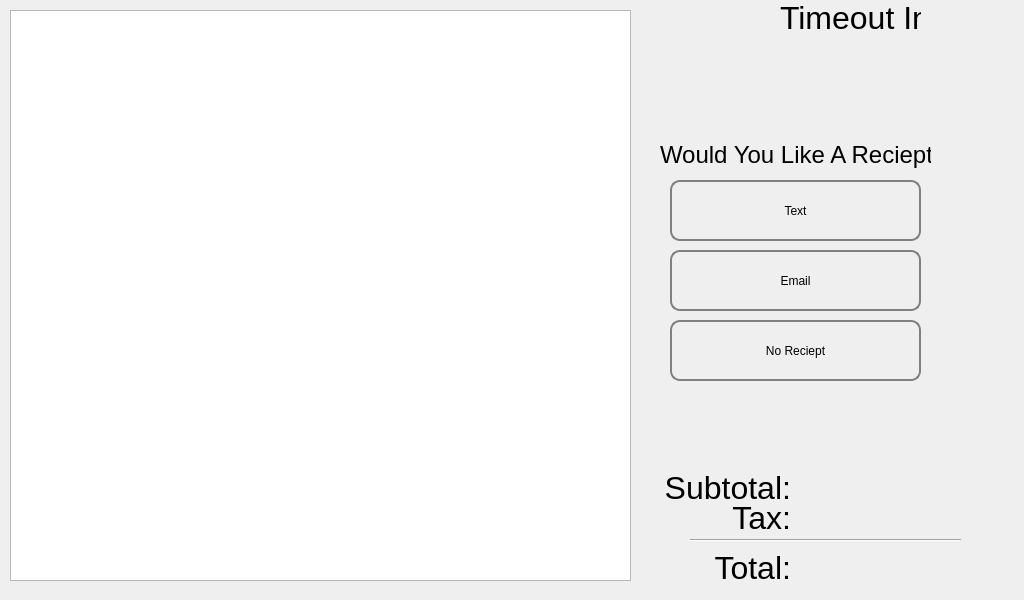
Qt form ui/reciept_screen.ui (ComputerScienceHouse/bits-n-bytes-ui) before a commit.
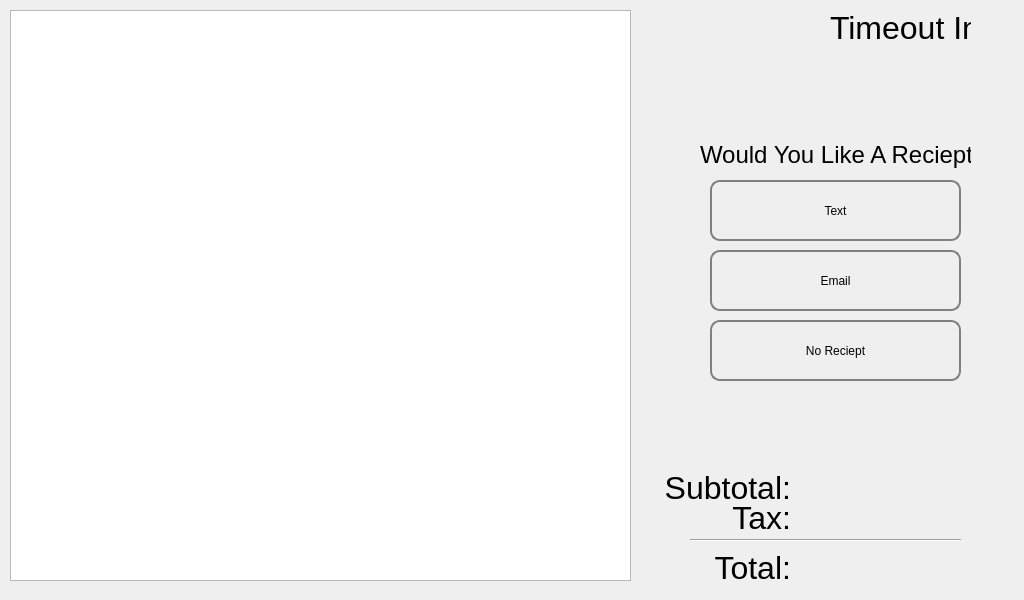
The same form after that commit.

Commit message: centered the reciept left side first page

What changed in the file:
```diff
--- a/ui/reciept_screen.ui
+++ b/ui/reciept_screen.ui
@@ -56,7 +56,7 @@
      <widget class="QPushButton" name="pushButton_2">
       <property name="geometry">
        <rect>
-        <x>30</x>
+        <x>70</x>
         <y>250</y>
         <width>251</width>
         <height>61</height>
@@ -72,7 +72,7 @@
      <widget class="QPushButton" name="pushButton">
       <property name="geometry">
        <rect>
-        <x>30</x>
+        <x>70</x>
         <y>180</y>
         <width>251</width>
         <height>61</height>
@@ -89,8 +89,8 @@
      <widget class="QLabel" name="timeoutLabel">
       <property name="geometry">
        <rect>
-        <x>140</x>
-        <y>0</y>
+        <x>190</x>
+        <y>10</y>
         <width>141</width>
         <height>31</height>
        </rect>
@@ -110,7 +110,7 @@
      <widget class="QLabel" name="subtotalLabel_4">
       <property name="geometry">
        <rect>
-        <x>20</x>
+        <x>60</x>
         <y>140</y>
         <width>271</width>
         <height>31</height>
@@ -145,7 +145,7 @@
      <widget class="QPushButton" name="pushButton_3">
       <property name="geometry">
        <rect>
-        <x>30</x>
+        <x>70</x>
         <y>320</y>
         <width>251</width>
         <height>61</height>
```
Left out of the diff: 8 changed lines with no effect on the pictures. The commit also changes 1 other file.
